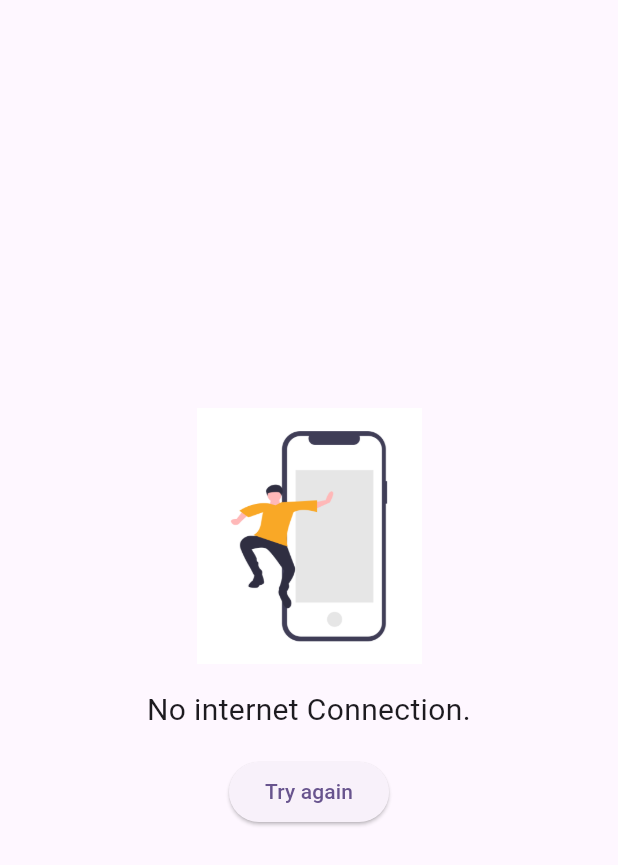
After one commit to kennedyowusu/fashion_app_mobile, a Flutter app: the NoInternetScreen screen opened directly, on a phone screen of 412 x 824 dp. The commit adds this screen. Shown: the top 865 px of the screen. Run offline on Flutter 3.47's test engine with Material 2 defaults, Android fonts, the phone set to English and light mode, and no system bars; our stand-ins replace carousel_slider, connectivity, font_awesome_flutter, get, get_storage; accounts and stored records are empty.

Commit message:
add no internet UI and logic

```diff
--- a/lib/constants/images.dart
+++ b/lib/constants/images.dart
@@ -1,3 +1,4 @@
 class ProjectImages {
   String no_product = 'assets/images/no-data.png';
+  static const String NOINTERNET = 'assets/images/offline.png';
 }
--- a/lib/main.dart
+++ b/lib/main.dart
@@ -1,8 +1,9 @@
 import 'package:fashion_app/views/auth/auth.dart';
-import 'package:fashion_app/views/checkout/shipping_address_list.dart';
+import 'package:fashion_app/views/no_inernet/no_internet.dart';
 import 'package:flutter/material.dart';
 import 'package:get/get.dart';
 import 'package:get_storage/get_storage.dart';
+import 'package:connectivity/connectivity.dart';
 
 import 'layout.dart';
 
@@ -29,10 +30,32 @@ void main() async {
   runApp(FashionApp(isUserLoggedIn: token.isNotEmpty));
 }
 
-class FashionApp extends StatelessWidget {
+class FashionApp extends StatefulWidget {
   final bool isUserLoggedIn;
 
   const FashionApp({required this.isUserLoggedIn, Key? key}) : super(key: key);
+
+  @override
+  _FashionAppState createState() => _FashionAppState();
+}
+
+class _FashionAppState extends State<FashionApp> {
+  bool hasInternetConnection = true;
+
+  @override
+  void initState() {
+    super.initState();
+    checkInternetConnection();
+  }
+
+  Future<void> checkInternetConnection() async {
+    final connectivityResult = await Connectivity().checkConnectivity();
+    if (connectivityResult == ConnectivityResult.none) {
+      setState(() {
+        hasInternetConnection = false;
+      });
+    }
+  }
 
   @override
   Widget build(BuildContext context) {
@@ -45,8 +68,13 @@ class FashionApp extends StatelessWidget {
         colorScheme: ColorScheme.fromSeed(seedColor: Colors.deepPurple),
         useMaterial3: true,
       ),
-      home: isUserLoggedIn ? const MainLayout() : AuthSelector(),
-      // home: ShippingAddressList(),
+      home: hasInternetConnection
+          ? widget.isUserLoggedIn
+              ? const MainLayout()
+              : AuthSelector()
+          : NoInternetScreen(
+              message: 'No internet Connection.',
+            ),
     );
   }
 }
--- /dev/null
+++ b/lib/views/no_inernet/no_internet.dart
@@ -0,0 +1,38 @@
+import 'package:fashion_app/constants/images.dart';
+import 'package:flutter/material.dart';
+
+class NoInternetScreen extends StatelessWidget {
+  final String message;
+
+  const NoInternetScreen({Key? key, required this.message}) : super(key: key);
+
+  @override
+  Widget build(BuildContext context) {
+    return Scaffold(
+      body: Center(
+        child: Column(
+          mainAxisAlignment: MainAxisAlignment.center,
+          children: [
+            Image.asset(
+              ProjectImages.NOINTERNET,
+              width: 150,
+            ),
+            SizedBox(height: 16),
+            Text(
+              message,
+              style: TextStyle(fontSize: 20),
+              textAlign: TextAlign.center,
+            ),
+            SizedBox(height: 16),
+            ElevatedButton(
+              onPressed: () {
+                // Add logic to try to reconnect to the internet
+              },
+              child: Text('Try again'),
+            ),
+          ],
+        ),
+      ),
+    );
+  }
+}
--- a/pubspec.yaml
+++ b/pubspec.yaml
@@ -42,6 +42,7 @@ dependencies:
   lottie: ^2.2.0
   http: ^0.13.5
   uuid: ^3.0.7
+  connectivity: ^3.0.6
 
 dev_dependencies:
   flutter_test:
```
Also changed, not shown: assets/images/offline.png (added), pubspec.lock, 1 other file.
